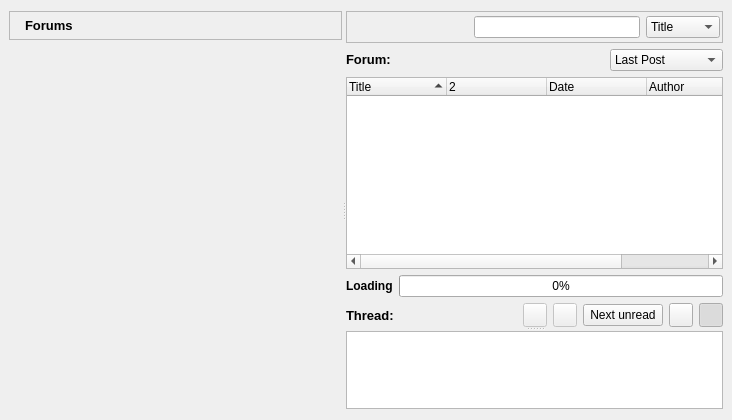
Qt form retroshare-gui/src/gui/ForumsDialog.ui (RetroShare/RetroShare) before a commit.
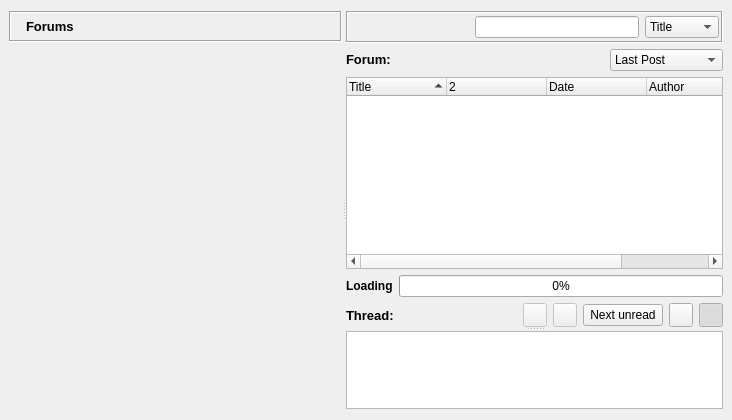
The same form after that commit. Icons and pictures are not drawn. Custom widgets are drawn as their Qt base class.

What changed in the file:
```diff
--- a/retroshare-gui/src/gui/ForumsDialog.ui
+++ b/retroshare-gui/src/gui/ForumsDialog.ui
@@ -42,10 +42,10 @@
        <item row="0" column="0">
         <widget class="QFrame" name="titleBarFrame">
          <property name="frameShape">
-          <enum>QFrame::StyledPanel</enum>
+          <enum>QFrame::Box</enum>
          </property>
          <property name="frameShadow">
-          <enum>QFrame::Raised</enum>
+          <enum>QFrame::Sunken</enum>
          </property>
          <layout class="QHBoxLayout" name="horizontalLayout_2">
           <property name="margin">
@@ -478,10 +478,10 @@
            </size>
           </property>
           <property name="frameShape">
-           <enum>QFrame::StyledPanel</enum>
+           <enum>QFrame::Box</enum>
           </property>
           <property name="frameShadow">
-           <enum>QFrame::Raised</enum>
+           <enum>QFrame::Sunken</enum>
           </property>
           <layout class="QHBoxLayout" name="horizontalLayout_3">
            <property name="margin">
@@ -678,6 +678,11 @@
   </action>
  </widget>
  <customwidgets>
+  <customwidget>
+   <class>LinkTextBrowser</class>
+   <extends>QTextBrowser</extends>
+   <header>gui/common/LinkTextBrowser.h</header>
+  </customwidget>
   <customwidget>
    <class>GroupTreeWidget</class>
    <extends>QWidget</extends>
@@ -689,11 +694,6 @@
    <extends>QLineEdit</extends>
    <header>gui/common/LineEditClear.h</header>
   </customwidget>
-  <customwidget>
-   <class>LinkTextBrowser</class>
-   <extends>QTextBrowser</extends>
-   <header>gui/common/LinkTextBrowser.h</header>
-  </customwidget>
  </customwidgets>
  <resources>
   <include location="images.qrc"/>
```
